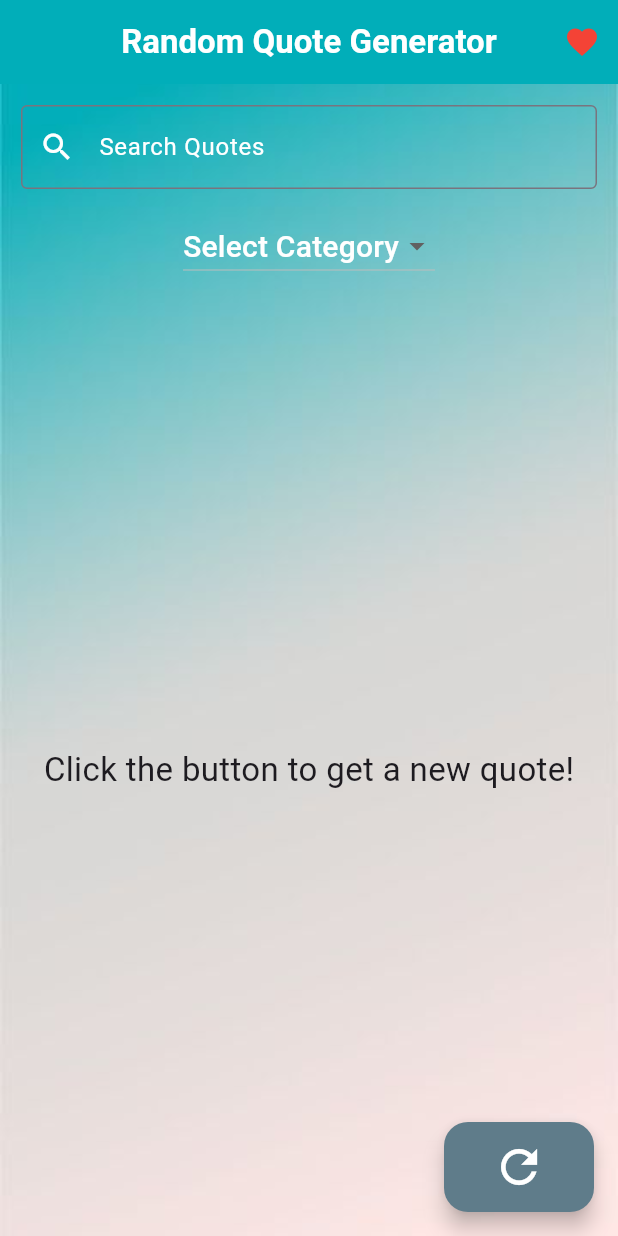
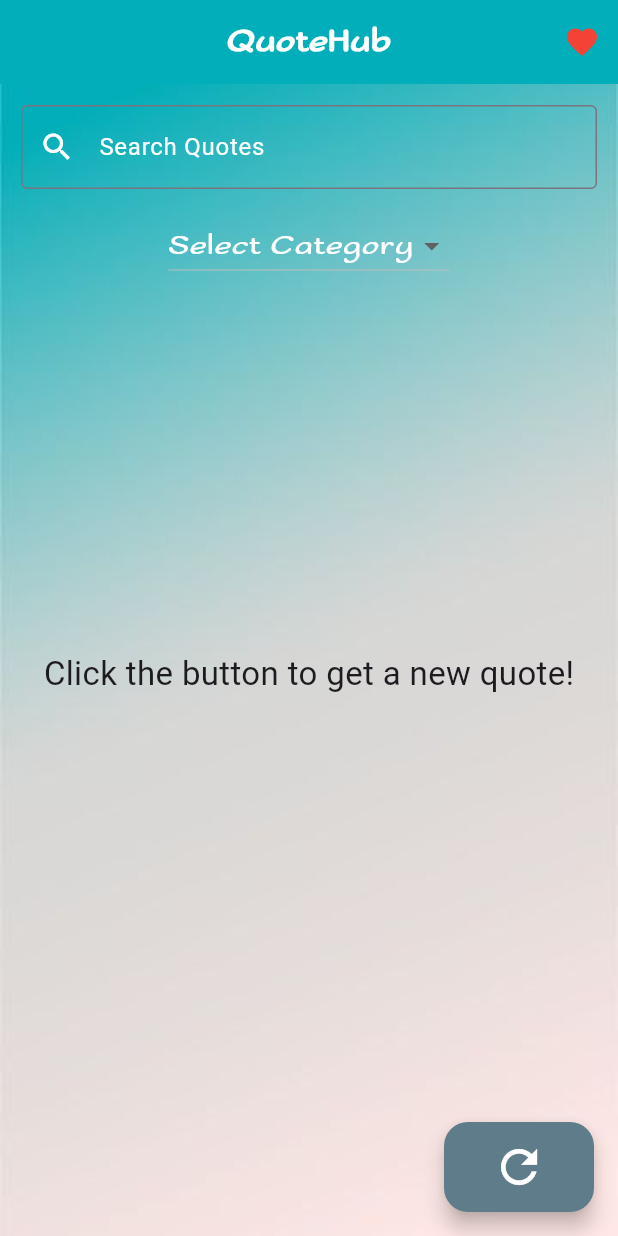
Before and after one commit to YoussefSalem582/CodeAlpha_random_quote_generator, a Flutter app: the screen it shows after launch, on a phone screen of 412 x 824 dp. Run offline on Flutter 3.47's test engine with Material 3 defaults, Android fonts, the phone set to English and light mode, and no system bars; our stand-ins replace share_plus; project files that could hold a hidden picture were left out.

Commit message:
Refactor: Update UI with new fonts and adjust layout
-   Changed the app bar title to 'QuoteHub' and applied the 'SofadiOne' font family.
-   Updated the category dropdown hint and items text with the 'SofadiOne' font.
-   Adjusted the main content area to use `SizedBox` for better layout.
-   Modified QuoteCard margins and paddings.
-   Applied 'SofadiOne' font to the quote content and 'Ex01' font to the author in the `QuoteCard` widget.
- Added font files, including 'Ex01', 'Ex02', and 'SofadiOne' to assets/fonts and updated the `pubspec.yaml` file to include these fonts.

```diff
--- a/lib/screens/home_screen.dart
+++ b/lib/screens/home_screen.dart
@@ -15,7 +15,15 @@ class _HomeScreenState extends State<HomeScreen> {
   Quote? _quote;
   final List<Quote> _favoriteQuotes = [];
   String? _selectedCategory;
-  final List<String> _categories = ['inspire', 'love', 'life', 'humor', 'wisdom', 'friendship', 'success'];
+  final List<String> _categories = [
+    'inspire',
+    'love',
+    'life',
+    'humor',
+    'wisdom',
+    'friendship',
+    'success',
+  ];
   List<Quote> _searchResults = [];
   bool _isSearching = false;
   String? _errorMessage;
@@ -77,8 +85,10 @@ class _HomeScreenState extends State<HomeScreen> {
     return Scaffold(
       appBar: AppBar(
         title: const Text(
-          'Random Quote Generator',
-          style: TextStyle(color: Colors.white, fontWeight: FontWeight.bold),
+          'QuoteHub',
+          style: TextStyle(color: Colors.white, fontWeight: FontWeight.bold,
+          fontFamily: 'SofadiOne',),
+
         ),
         centerTitle: true,
         backgroundColor: Color.fromRGBO(1, 174, 185, 1.0),
@@ -89,7 +99,9 @@ class _HomeScreenState extends State<HomeScreen> {
               Navigator.push(
                 context,
                 MaterialPageRoute(
-                  builder: (context) => FavoriteQuotesScreen(favoriteQuotes: _favoriteQuotes),
+                  builder:
+                      (context) =>
+                          FavoriteQuotesScreen(favoriteQuotes: _favoriteQuotes),
                 ),
               );
             },
@@ -129,14 +141,19 @@ class _HomeScreenState extends State<HomeScreen> {
                     value: _selectedCategory,
                     hint: const Text(
                       'Select Category',
-                      style: TextStyle(color: Colors.white, fontSize: 20),
+                      style: TextStyle(color: Colors.white, fontSize: 20,
+                      fontFamily: 'SofadiOne',),
                     ),
-                    items: _categories.map((String category) {
+                    items:
+                        _categories.map((String category) {
                           return DropdownMenuItem<String>(
                             value: category,
                             child: Text(
                               category,
-                          style: const TextStyle(color: Colors.white, fontSize: 18),
+                              style: const TextStyle(
+                                color: Colors.white,
+                                fontSize: 18,
+                              ),
                             ),
                           );
                         }).toList(),
@@ -150,12 +167,18 @@ class _HomeScreenState extends State<HomeScreen> {
                 ],
               ),
             ),
-            Expanded(
+            SizedBox(
+              height: MediaQuery.of(context).size.height * 0.6,
+              child: Expanded(
                 child: Center(
-                child: _errorMessage != null
+                  child:
+                      _errorMessage != null
                           ? Text(
                             _errorMessage!,
-                  style: const TextStyle(color: Colors.red, fontSize: 18),
+                            style: const TextStyle(
+                              color: Colors.red,
+                              fontSize: 18,
+                            ),
                           )
                           : _isSearching
                           ? ListView.builder(
@@ -192,6 +215,7 @@ class _HomeScreenState extends State<HomeScreen> {
                           ),
                 ),
               ),
+            ),
           ],
         ),
       ),
```
Also changed, not shown: lib/widgets/quote_card.dart (+8 -6 lines), pubspec.yaml (+13 -21 lines), assets/fonts/Exo2-Black.ttf (added), assets/fonts/Exo2-Regular.ttf (added), assets/fonts/Exo2-SemiBoldItalic.ttf (added), assets/fonts/Exo2-VariableFont_wght.ttf (added), assets/fonts/SofadiOne-Regular.ttf (added). Lines whose indentation alone changed are shown as unchanged.
